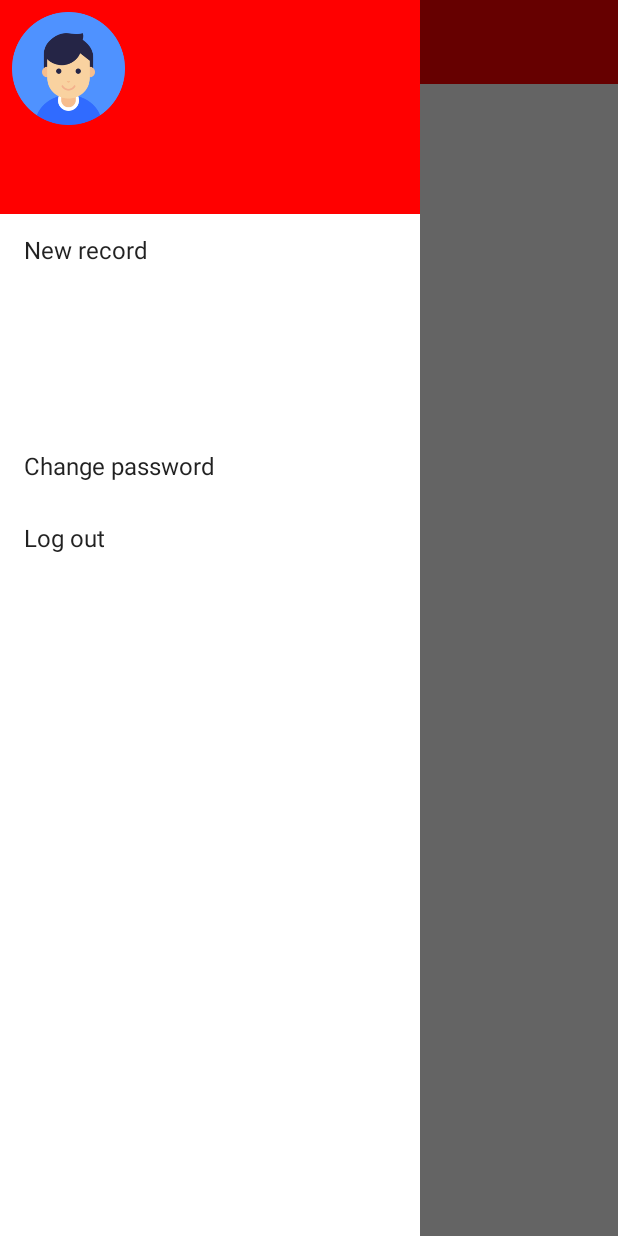
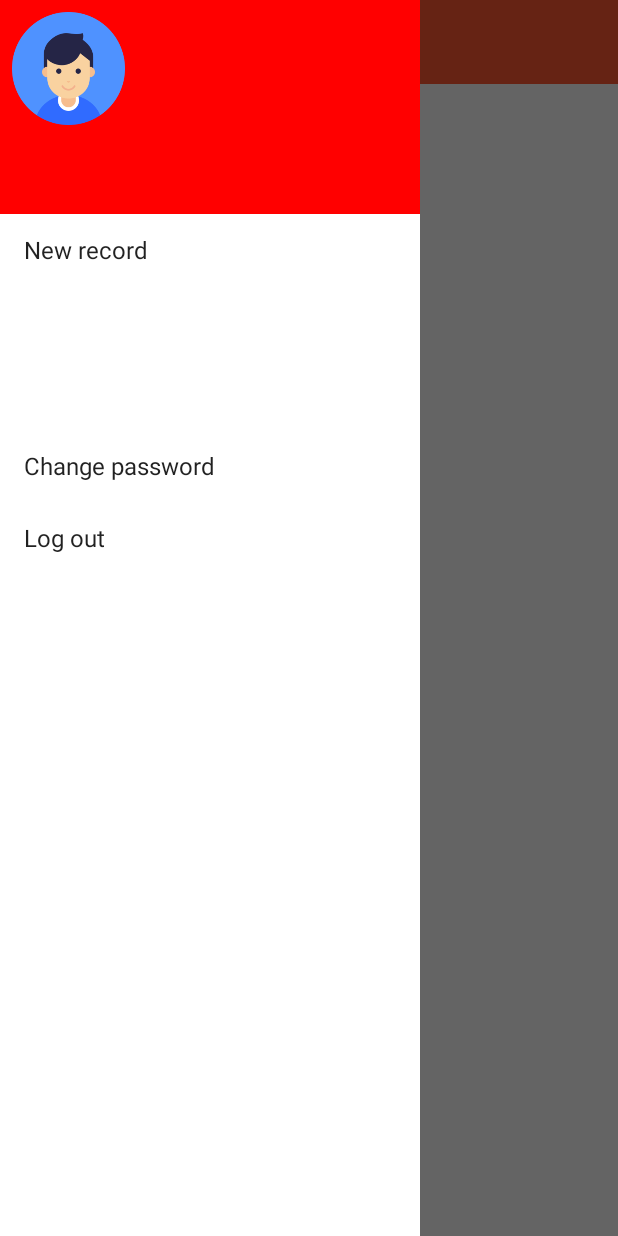
Before and after one commit to healthGuide/android-app, an Android app: the MainActivity screen opened directly, with no data from a screen before it, with the side drawer open, on a phone screen of 412 x 824 dp. Run offline under Robolectric (Android 15) with nearby library versions, the phone set to English and light mode, and no system bars; our stand-ins replace Firebase (no records; nobody signed in at launch, a user with empty details on screens opened directly).

Commit message:
color change

```diff
--- a/app/src/main/res/layout/activity_main.xml
+++ b/app/src/main/res/layout/activity_main.xml
@@ -13,7 +13,7 @@
         android:id="@+id/mytoolbar"
         android:layout_width="match_parent"
         android:layout_height="?attr/actionBarSize"
-        android:background="?attr/colorPrimary"
+        android:background="#ff5733"
         android:theme="@style/ThemeOverlay.AppCompat.ActionBar"
         app:popupTheme="@style/ThemeOverlay.AppCompat.Light"/>
 
@@ -52,7 +52,7 @@
                 android:orientation="horizontal"
                 android:layout_width="wrap_content"
                 android:layout_height="wrap_content"
-                android:background="#FF0000"
+                android:background="#FF5733"
                />
 </HorizontalScrollView>
 
--- a/app/src/main/res/layout/recycle_items.xml
+++ b/app/src/main/res/layout/recycle_items.xml
@@ -4,7 +4,7 @@
     android:id="@+id/card_view"
     android:layout_width="match_parent"
     android:layout_height="wrap_content"
-    card_view:cardCornerRadius="10dp"
+    card_view:cardCornerRadius="5dp"
     card_view:cardElevation="5dp"
     card_view:cardBackgroundColor="#fff"
     card_view:cardUseCompatPadding="true"
```
